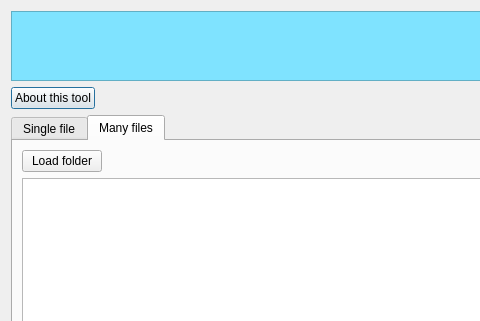
Above: ac7renamer/ac7renamerdlg.ui from shimpe/ac7renamer before the change; both pictures show x 0 to 480 and y 0 to 321 of the 1286 by 642 pixel window. Below: the same form after it.
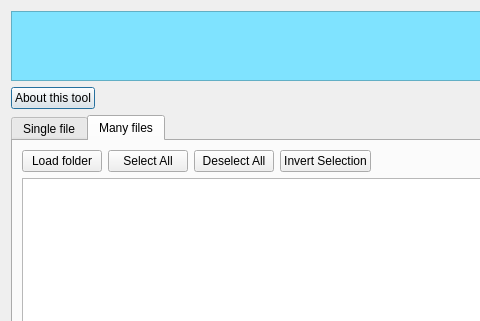
That is the form after the change. The open tabs and pages were chosen to show the change.

Commit message: add process checkbox in the multifile tab

Patch:
```diff
--- a/ac7renamer/ac7renamerdlg.ui
+++ b/ac7renamer/ac7renamerdlg.ui
@@ -427,6 +427,27 @@
              </property>
             </widget>
            </item>
+           <item>
+            <widget class="QPushButton" name="selectAll">
+             <property name="text">
+              <string>Select All</string>
+             </property>
+            </widget>
+           </item>
+           <item>
+            <widget class="QPushButton" name="deselectAll">
+             <property name="text">
+              <string>Deselect All</string>
+             </property>
+            </widget>
+           </item>
+           <item>
+            <widget class="QPushButton" name="invertSelection">
+             <property name="text">
+              <string>Invert Selection</string>
+             </property>
+            </widget>
+           </item>
            <item>
             <spacer name="horizontalSpacer_3">
              <property name="orientation">
```
Left out of the diff: 13 changed lines with no effect on the pictures. The commit also changes 3 other files.
